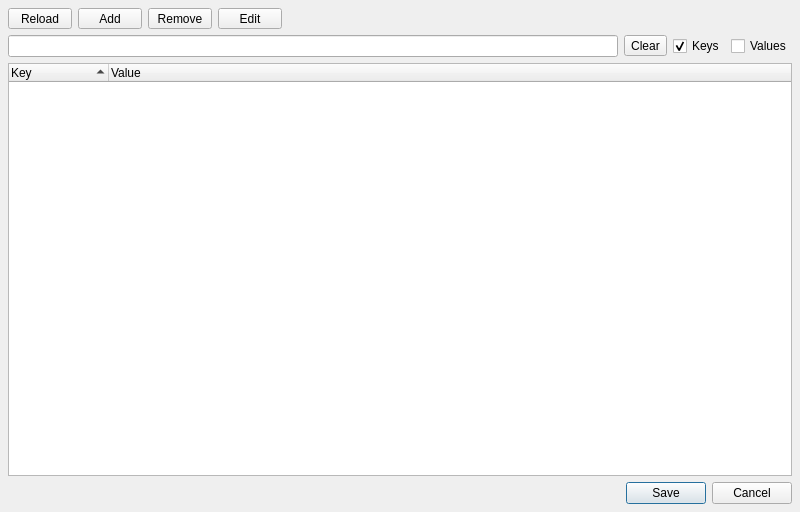
The window that core/ui/envvars_ui.ui (mjbonnington/icarus-gps) describes before a commit, drawn with Qt 5.
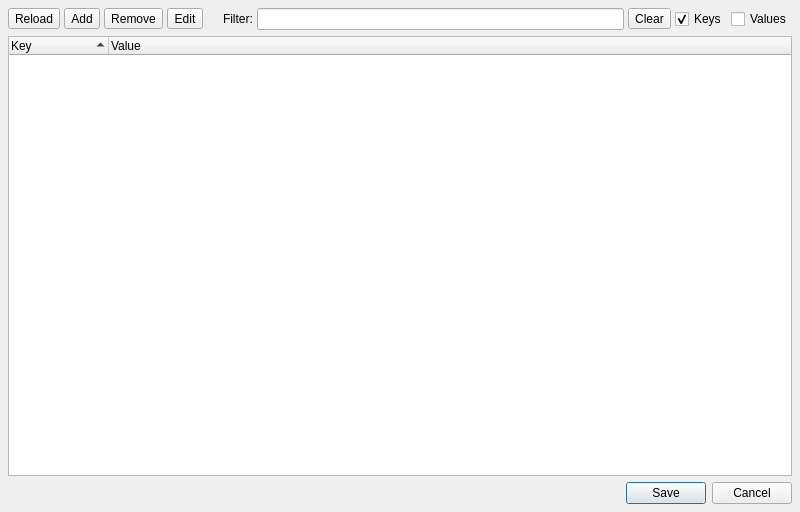
The same window after the commit. Icons and pictures are not drawn.

Commit message: Updated some icons; redesigned env var editor toolbar

```diff
--- a/core/ui/envvars_ui.ui
+++ b/core/ui/envvars_ui.ui
@@ -26,17 +26,14 @@
       <enum>QFrame::Raised</enum>
      </property>
      <layout class="QHBoxLayout" name="toolbar_horizontalLayout">
+      <property name="spacing">
+       <number>4</number>
+      </property>
       <property name="margin">
        <number>0</number>
       </property>
       <item>
        <widget class="QToolButton" name="reload_toolButton">
-        <property name="minimumSize">
-         <size>
-          <width>64</width>
-          <height>0</height>
-         </size>
-        </property>
         <property name="toolTip">
          <string>&lt;html&gt;&lt;head/&gt;&lt;body&gt;&lt;p&gt;&lt;span style=&quot; font-weight:600;&quot;&gt;Reload&lt;/span&gt;&lt;/p&gt;&lt;p&gt;Reload environment variables. Any changes will be lost.&lt;/p&gt;&lt;/body&gt;&lt;/html&gt;</string>
         </property>
@@ -50,23 +47,17 @@
         </property>
         <property name="iconSize">
          <size>
-          <width>32</width>
-          <height>32</height>
+          <width>15</width>
+          <height>15</height>
          </size>
         </property>
         <property name="toolButtonStyle">
-         <enum>Qt::ToolButtonTextUnderIcon</enum>
+         <enum>Qt::ToolButtonIconOnly</enum>
         </property>
        </widget>
       </item>
       <item>
        <widget class="QToolButton" name="add_toolButton">
-        <property name="minimumSize">
-         <size>
-          <width>64</width>
-          <height>0</height>
-         </size>
-        </property>
         <property name="toolTip">
          <string>&lt;html&gt;&lt;head/&gt;&lt;body&gt;&lt;p&gt;&lt;span style=&quot; font-weight:600;&quot;&gt;Add&lt;/span&gt;&lt;/p&gt;&lt;p&gt;Add a new environment variable.&lt;/p&gt;&lt;/body&gt;&lt;/html&gt;</string>
         </property>
@@ -80,23 +71,17 @@
         </property>
         <property name="iconSize">
          <size>
-          <width>32</width>
-          <height>32</height>
+          <width>15</width>
+          <height>15</height>
          </size>
         </property>
         <property name="toolButtonStyle">
-         <enum>Qt::ToolButtonTextUnderIcon</enum>
+         <enum>Qt::ToolButtonIconOnly</enum>
         </property>
        </widget>
       </item>
       <item>
        <widget class="QToolButton" name="remove_toolButton">
-        <property name="minimumSize">
-         <size>
-          <width>64</width>
-          <height>0</height>
-         </size>
-        </property>
         <property name="toolTip">
          <string>&lt;html&gt;&lt;head/&gt;&lt;body&gt;&lt;p&gt;&lt;span style=&quot; font-weight:600;&quot;&gt;Remove&lt;/span&gt;&lt;/p&gt;&lt;p&gt;Remove the selected environment variable(s).&lt;/p&gt;&lt;/body&gt;&lt;/html&gt;</string>
         </property>
@@ -110,23 +95,17 @@
         </property>
         <property name="iconSize">
          <size>
-          <width>32</width>
-          <height>32</height>
+          <width>15</width>
+          <height>15</height>
          </size>
         </property>
         <property name="toolButtonStyle">
-         <enum>Qt::ToolButtonTextUnderIcon</enum>
+         <enum>Qt::ToolButtonIconOnly</enum>
         </property>
        </widget>
       </item>
       <item>
        <widget class="QToolButton" name="edit_toolButton">
-        <property name="minimumSize">
-         <size>
-          <width>64</width>
-          <height>0</height>
-         </size>
-        </property>
         <property name="toolTip">
          <string>&lt;html&gt;&lt;head/&gt;&lt;body&gt;&lt;p&gt;&lt;span style=&quot; font-weight:600;&quot;&gt;Edit&lt;/span&gt;&lt;/p&gt;&lt;p&gt;Modify the selected environment variable.&lt;/p&gt;&lt;/body&gt;&lt;/html&gt;</string>
         </property>
@@ -140,12 +119,12 @@
         </property>
         <property name="iconSize">
          <size>
-          <width>32</width>
-          <height>32</height>
+          <width>15</width>
+          <height>15</height>
          </size>
         </property>
         <property name="toolButtonStyle">
-         <enum>Qt::ToolButtonTextUnderIcon</enum>
+         <enum>Qt::ToolButtonIconOnly</enum>
         </property>
        </widget>
       </item>
@@ -154,19 +133,24 @@
         <property name="orientation">
          <enum>Qt::Horizontal</enum>
         </property>
+        <property name="sizeType">
+         <enum>QSizePolicy::Minimum</enum>
+        </property>
         <property name="sizeHint" stdset="0">
          <size>
-          <width>40</width>
+          <width>16</width>
           <height>20</height>
          </size>
         </property>
        </spacer>
       </item>
-     </layout>
-    </widget>
-   </item>
-   <item>
-    <layout class="QHBoxLayout" name="searchFilter_horizontalLayout">
+      <item>
+       <widget class="QLabel" name="filter_label">
+        <property name="text">
+         <string>Filter:</string>
+        </property>
+       </widget>
+      </item>
      <item>
       <widget class="QLineEdit" name="searchFilter_lineEdit">
        <property name="toolTip">
@@ -219,6 +203,7 @@
       </widget>
      </item>
     </layout>
+    </widget>
    </item>
    <item>
     <widget class="QTreeWidget" name="envVars_treeWidget">
```
Lines whose indentation alone changed are shown as unchanged. The commit also changes 4 other files.
